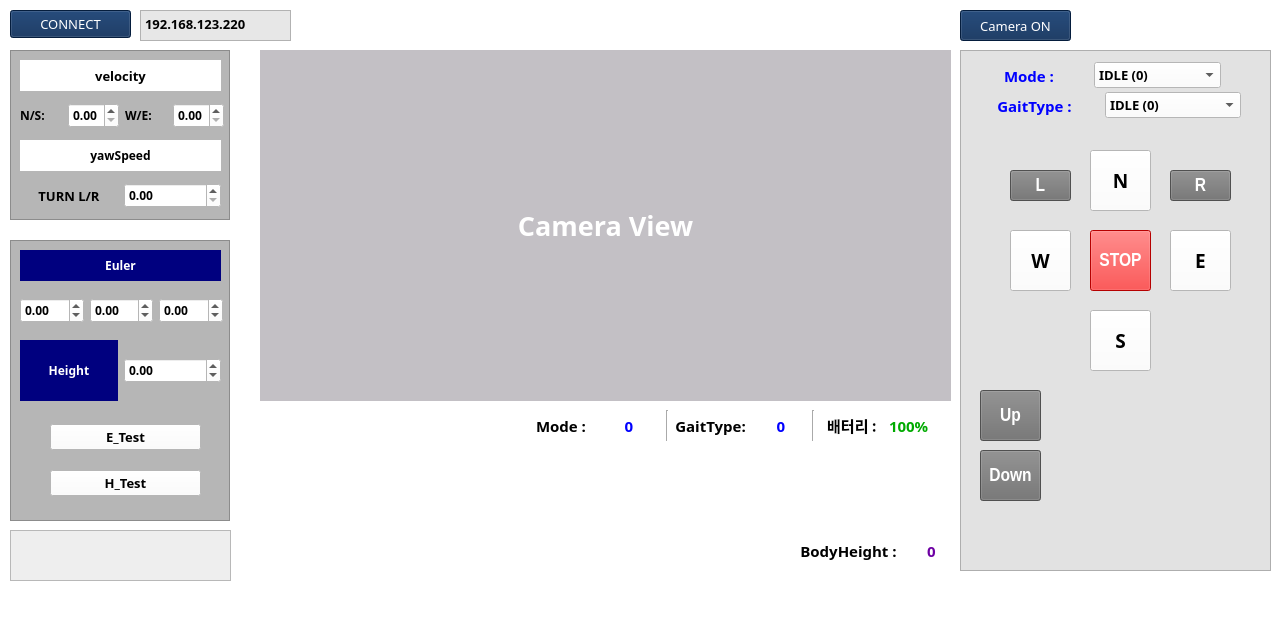
This is control_gui.ui in sohyeonAhn/unitree_rob_py as Qt 5 draws it before an edit. The edited form follows.
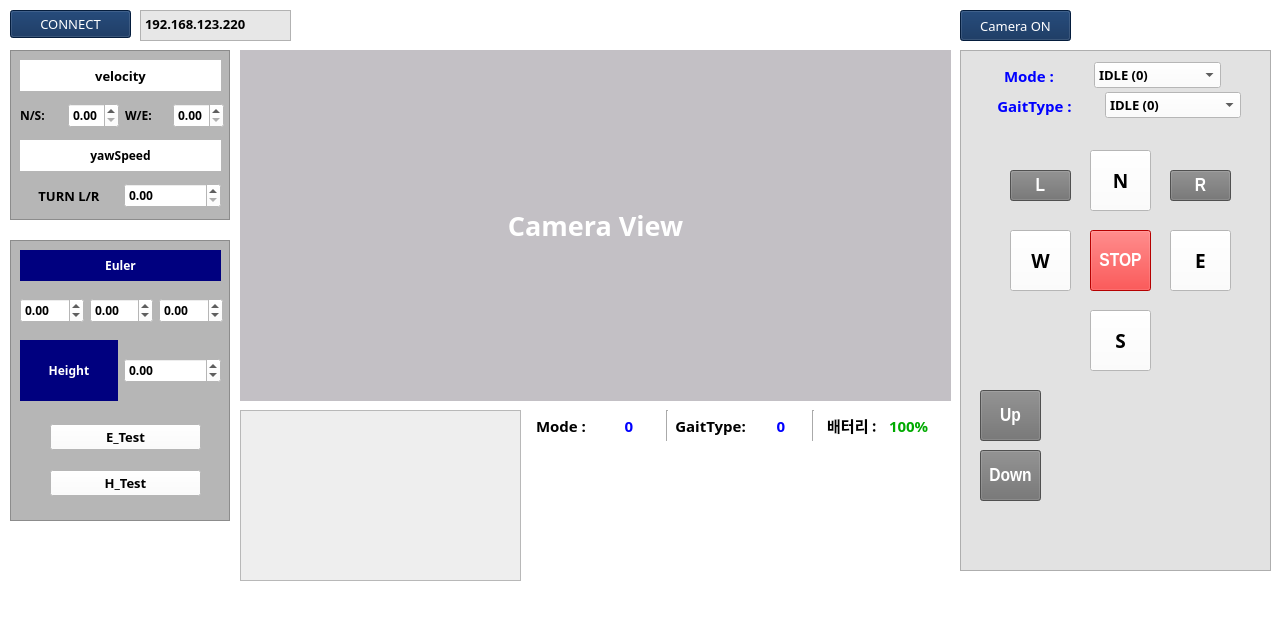
This is the edited form.

Commit message: position, 3d dialog 완성

Patch:
```diff
--- a/control_gui.ui
+++ b/control_gui.ui
@@ -695,9 +695,9 @@
    <widget class="QLabel" name="camera_view">
     <property name="geometry">
      <rect>
-      <x>260</x>
+      <x>240</x>
       <y>50</y>
-      <width>691</width>
+      <width>711</width>
       <height>351</height>
      </rect>
     </property>
@@ -726,10 +726,10 @@
    <widget class="QTextBrowser" name="highstate_textBrowser">
     <property name="geometry">
      <rect>
-      <x>10</x>
-      <y>530</y>
-      <width>221</width>
-      <height>51</height>
+      <x>240</x>
+      <y>410</y>
+      <width>281</width>
+      <height>171</height>
      </rect>
     </property>
     <property name="font">
@@ -1154,60 +1154,6 @@
      </layout>
     </widget>
    </widget>
-   <widget class="QWidget" name="horizontalLayoutWidget_20">
-    <property name="geometry">
-     <rect>
-      <x>800</x>
-      <y>530</y>
-      <width>160</width>
-      <height>41</height>
-     </rect>
-    </property>
-    <layout class="QHBoxLayout" name="horizontalLayout_23">
-     <item>
-      <widget class="QLabel" name="label_26">
-       <property name="font">
-        <font>
-         <family>에스코어 드림 6 Bold</family>
-         <pointsize>11</pointsize>
-         <weight>75</weight>
-         <bold>true</bold>
-        </font>
-       </property>
-       <property name="styleSheet">
-        <string notr="true">color: rgb(0, 0, 0);</string>
-       </property>
-       <property name="text">
-        <string>BodyHeight :</string>
-       </property>
-       <property name="alignment">
-        <set>Qt::AlignCenter</set>
-       </property>
-      </widget>
-     </item>
-     <item>
-      <widget class="QLabel" name="bodyheight_label">
-       <property name="font">
-        <font>
-         <family>에스코어 드림 6 Bold</family>
-         <pointsize>11</pointsize>
-         <weight>75</weight>
-         <bold>true</bold>
-        </font>
-       </property>
-       <property name="styleSheet">
-        <string notr="true">color: rgb(109, 0, 163);</string>
-       </property>
-       <property name="text">
-        <string>0</string>
-       </property>
-       <property name="alignment">
-        <set>Qt::AlignCenter</set>
-       </property>
-      </widget>
-     </item>
-    </layout>
-   </widget>
    <zorder>frame_2</zorder>
    <zorder>connect_btn</zorder>
    <zorder>frame</zorder>
```
Left out of the diff: 1 changed line with no effect on the pictures. The commit also changes 3 other files.
